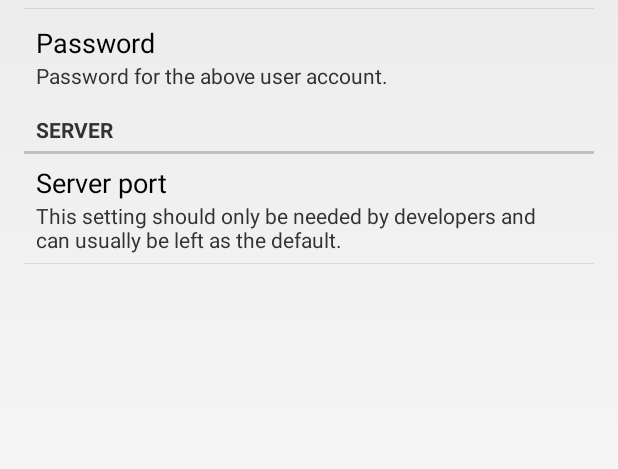
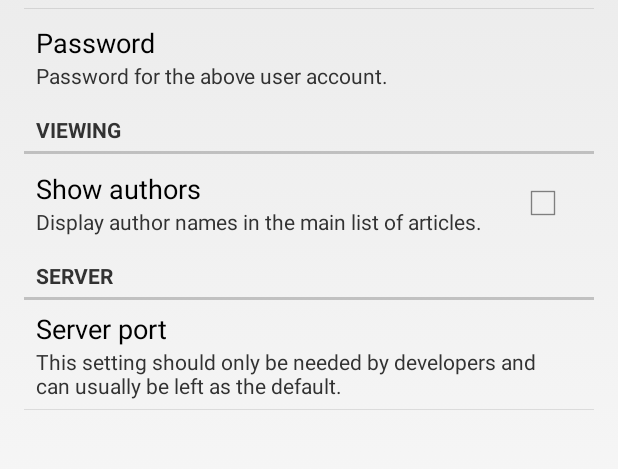
Before and after one commit to knirirr/Akorn, an Android app: the screen it shows after launch (SettingsActivity), in the options menu, after a tap on "Settings", on a phone screen of 412 x 824 dp, the part 245-714 px from its top. Run offline under Robolectric (Android 15) with nearby library versions, the phone set to English and light mode, and no system bars; 6 statements that could not run were skipped.

Commit message:
The option to show author names now works, and the date headers are now always visible.

```diff
--- a/Akorn/src/main/AndroidManifest.xml
+++ b/Akorn/src/main/AndroidManifest.xml
@@ -2,8 +2,8 @@
 <manifest xmlns:android="http://schemas.android.com/apk/res/android"
     package="org.akorn.akorn"
     android:installLocation="auto"
-    android:versionCode="28"
-    android:versionName="0.2.10-alpha" >
+    android:versionCode="29"
+    android:versionName="0.2.11-alpha" >
 
     <uses-sdk
             android:minSdkVersion="14"
--- a/Akorn/src/main/java/org/akorn/akorn/ArticleListFragment.java
+++ b/Akorn/src/main/java/org/akorn/akorn/ArticleListFragment.java
@@ -33,12 +33,13 @@ public class ArticleListFragment extends ListFragment
   private Cursor hCursor = null;
   final static String ARG_FRAG = "fragName";
   public static ArrayList<String> headedArticles;
-  private ArrayList<String> seenDates;
+  public static ArrayList<String> seenDates;
   private final static String[] selectArgs = new String[]{ArticleTable.COLUMN_ID,
                                                           ArticleTable.COLUMN_TITLE,
                                                           ArticleTable.COLUMN_JOURNAL,
                                                           ArticleTable.COLUMN_ARTICLE_ID,
                                                           ArticleTable.COLUMN_DATE,
+                                                          ArticleTable.COLUMN_AUTHORS,
                                                           ArticleTable.COLUMN_FAVOURITE};
 
   // The container Activity must implement this interface so the frag can deliver messages
@@ -184,11 +185,13 @@ public class ArticleListFragment extends ListFragment
     {
       ArticleTable.COLUMN_TITLE,
       ArticleTable.COLUMN_JOURNAL,
+      ArticleTable.COLUMN_AUTHORS,
       ArticleTable.COLUMN_DATE
     };
 
     // Defines a list of View IDs that will receive the Cursor columns for each row
-    int[] mWordListItems = { R.id.article_title, R.id.article_journal, R.id.article_date};
+    int[] mWordListItems = { R.id.article_title, R.id.article_journal, R.id.article_authors, R.id.article_date};
+    //int[] mWordListItems = { R.id.article_title, R.id.article_journal, R.id.article_date};
 
     // Creates a new SimpleCursorAdapter
     //SimpleCursorAdapter mCursorAdapter = new SimpleCursorAdapter(
--- a/Akorn/src/main/java/org/akorn/akorn/ViewingActivity.java
+++ b/Akorn/src/main/java/org/akorn/akorn/ViewingActivity.java
@@ -40,7 +40,9 @@ public class ViewingActivity extends Activity
   private int pos;
   private int sqlid;
   public Boolean favourite = false;
+  public static Boolean show_authors;
   SharedPreferences prefs;
+  SharedPreferences.OnSharedPreferenceChangeListener listener;
 
   @Override
   protected void onCreate(Bundle savedInstanceState)
@@ -48,9 +50,18 @@ public class ViewingActivity extends Activity
     super.onCreate(savedInstanceState);
     setContentView(R.layout.list_view);
 
+    prefs = PreferenceManager.getDefaultSharedPreferences(this);
+    show_authors = prefs.getBoolean("pref_authors",false);
+    Log.i(TAG,"Showing authors: " + show_authors.toString());
+    listener = new SharedPreferences.OnSharedPreferenceChangeListener() {
+      public void onSharedPreferenceChanged(SharedPreferences prefs, String pref_authors) {
+        show_authors = prefs.getBoolean("pref_authors",false);
+      }
+    };
+    prefs.registerOnSharedPreferenceChangeListener(listener);
+
     mNavigationDrawerFragment = (NavigationDrawerFragment) getFragmentManager().findFragmentById(R.id.navigation_drawer);
     mTitle = getTitle();
-    prefs = PreferenceManager.getDefaultSharedPreferences(this);
 
     // Set up the drawer.
     mNavigationDrawerFragment.setUp(R.id.navigation_drawer, (DrawerLayout) findViewById(R.id.drawer_layout));
@@ -116,6 +127,8 @@ public class ViewingActivity extends Activity
   {
     super.onResume();
     prefs = PreferenceManager.getDefaultSharedPreferences(this);
+    show_authors = prefs.getBoolean("pref_authors",false);
+    Log.i(TAG,"Showing authors (onResume): " + show_authors.toString());
     LocalBroadcastManager.getInstance(this).registerReceiver(mMessageReceiver, new IntentFilter("filters-changed"));
   }
 
@@ -252,7 +265,6 @@ public class ViewingActivity extends Activity
 
             return true;
           case R.id.action_sync:
-            //SharedPreferences prefs = PreferenceManager.getDefaultSharedPreferences(this);
             String username = prefs.getString("pref_username", "");
             String password = prefs.getString("pref_password", "");
             String password_confirm = prefs.getString("pref_password_confirm", "");
--- a/Akorn/src/main/java/org/akorn/akorn/contentprovider/AkornContentProvider.java
+++ b/Akorn/src/main/java/org/akorn/akorn/contentprovider/AkornContentProvider.java
@@ -151,6 +151,7 @@ public class AkornContentProvider extends ContentProvider
             ArticleTable.TABLE_ARTICLES + "." + ArticleTable.COLUMN_JOURNAL + ", " +
             ArticleTable.TABLE_ARTICLES + "." + ArticleTable.COLUMN_FAVOURITE + ", " +
             ArticleTable.TABLE_ARTICLES + "." + ArticleTable.COLUMN_ARTICLE_ID + ", " +
+            ArticleTable.TABLE_ARTICLES + "." + ArticleTable.COLUMN_AUTHORS + ", " +
             ArticleTable.TABLE_ARTICLES + "." + ArticleTable.COLUMN_DATE +
             " FROM " + ArticleTable.TABLE_ARTICLES + " INNER JOIN " +
             SearchArticleTable.TABLE_SEARCHES_ARTICLES +
--- a/Akorn/src/main/res/values/strings.xml
+++ b/Akorn/src/main/res/values/strings.xml
@@ -31,6 +31,8 @@
     <string name="pref_password_confirm_summary">Please type your password again.</string>
     <string name="account_prefs">Account</string>
     <string name="prod_or_dev">This setting should only be needed by developers and can usually be left as the default.</string>
+    <string name="pref_authors">Show authors</string>
+    <string name="pref_authors_summ">Display author names in the main list of articles.</string>
 
     <!-- SyncService -->
     <string name="service_name">AcornSyncService</string>
--- a/Akorn/src/main/res/xml/preferences.xml
+++ b/Akorn/src/main/res/xml/preferences.xml
@@ -18,7 +18,16 @@
             android:inputType="textPassword"
             android:defaultValue="">
         </EditTextPreference>
+    </PreferenceCategory>
 
+    <PreferenceCategory
+        android:title="Viewing"
+        android:key="pref_key_viewing">
+        <CheckBoxPreference
+                android:key="pref_authors"
+                android:title="@string/pref_authors"
+                android:summary="@string/pref_authors_summ"
+                android:defaultValue="false" />
     </PreferenceCategory>
 
     <PreferenceCategory
@@ -29,7 +38,7 @@
                 android:title="Server port"
                 android:summary="@string/prod_or_dev"
                 android:key="server_pref"
-                android:defaultValue="2"
+                android:defaultValue="prod"
                 android:entries="@array/server_pref_array"
                 android:entryValues="@array/server_pref_values" />
     </PreferenceCategory>
```
Also changed, not shown: Akorn/src/main/java/org/akorn/akorn/AkornSyncService.java (+30 -1 lines), Akorn/src/main/java/org/akorn/akorn/ArticleCursorAdapter.java (+16 -0 lines), Akorn/src/main/java/org/akorn/akorn/SearchFilterService.java (+20 -7 lines), Akorn/src/main/res/layout/article_title.xml (+9 -1 lines), Akorn/src/main/res/raw/changelog.txt.
